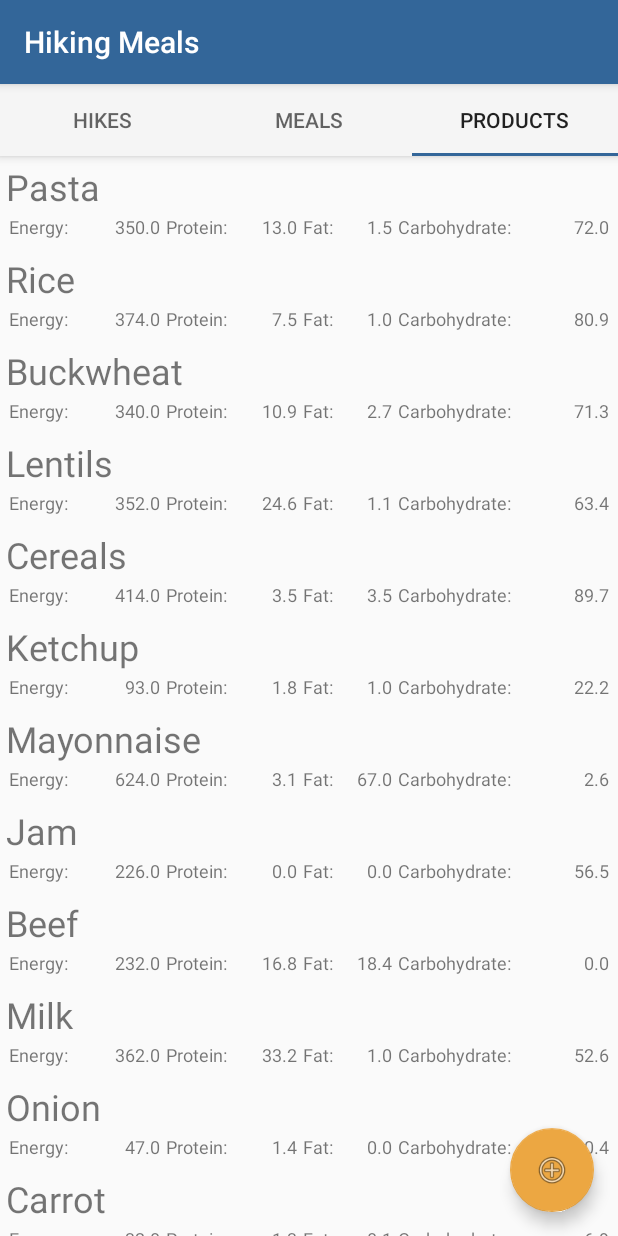
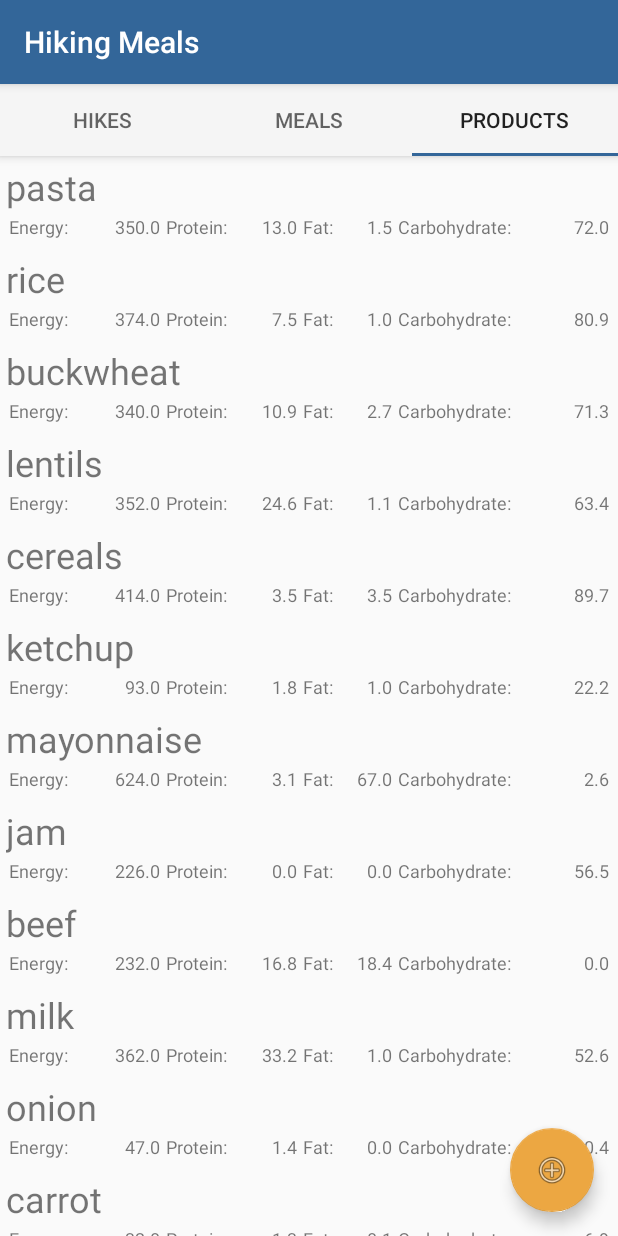
Before and after one commit to seysen/HikingMealsForAndroid, an Android app: the screen it shows after launch (MainActivity), tab 3 chosen, on a phone screen of 412 x 824 dp. Run offline under Robolectric (Android 15) with nearby library versions, the phone set to English and light mode, and no system bars.

Commit message:
Changed initial adding products, meals and hikes to static blocks Fixed issue duplication products after editing

```diff
--- a/app/src/main/java/com/seysen/hikingmealsforandroid/ProductDetailActivity.java
+++ b/app/src/main/java/com/seysen/hikingmealsforandroid/ProductDetailActivity.java
@@ -63,10 +63,15 @@ public class ProductDetailActivity extends AppCompatActivity {
         double mProductProtein = productProtein.getText().toString().equals("")? 0.0: Double.parseDouble(productProtein.getText().toString());
         double mProductFat = productFat.getText().toString().equals("")? 0.0: Double.parseDouble(productFat.getText().toString());
         double mProductCarbohydrate = productCarbohydrate.getText().toString().equals("")? 0.0: Double.parseDouble(productCarbohydrate.getText().toString());
-        Product mProduct = new Product(mProductName,mProductEnergy,mProductProtein,mProductFat,mProductCarbohydrate);
+        //Product mProduct = new Product(mProductName,mProductEnergy,mProductProtein,mProductFat,mProductCarbohydrate);
+        product.setProductName(mProductName);
+        product.setEnergy(mProductEnergy);
+        product.setProtein(mProductProtein);
+        product.setFat(mProductFat);
+        product.setCarbohydrate(mProductCarbohydrate);
         Intent data = new Intent();
         data.putExtra(ID_KEY,position);
-        data.putExtra(PRODUCTNAME,mProduct);
+        data.putExtra(PRODUCTNAME,product);
         setResult(RESULT_OK,data);
         Log.d(TAG, "Set result OK " + RESULT_OK);
         finish();
--- a/app/src/main/java/com/seysen/hikingmealsforandroid/core/Hike.java
+++ b/app/src/main/java/com/seysen/hikingmealsforandroid/core/Hike.java
@@ -5,12 +5,27 @@ import java.util.HashMap;
 
 public class Hike {
     //variables
-    private static ArrayList<Hike> hikes = new ArrayList<Hike>();
+    public static ArrayList<Hike> hikes = new ArrayList<Hike>();
     private String hikeName;
     private int quantity;
     private ArrayList<HikeDay> hikeDays = new ArrayList<HikeDay>();
     private HashMap<Product,Double> shippingChart = new HashMap<Product,Double>();
     //methods
+
+    static {
+        Hike pvd2 = new Hike("pvd 2 days",2,2);
+        for (HikeDay hikeDay: pvd2.getHikeDays()) {
+            hikeDay.addMeal(Meal.getMeal("porridge"));
+            hikeDay.addMeal(Meal.getMeal("sandwich"));
+            hikeDay.addMeal(Meal.getMeal("pilaf"));
+        }
+        Hike pvd6 = new Hike("pvd 6 days",2,6);
+        for (HikeDay hikeDay: pvd2.getHikeDays()) {
+            hikeDay.addMeal(Meal.getMeal("porridge"));
+            hikeDay.addMeal(Meal.getMeal("sandwich"));
+            hikeDay.addMeal(Meal.getMeal("pilaf"));
+        }
+    }
 
     public int getDuration() {
         return hikeDays.size();
@@ -144,7 +159,9 @@ public class Hike {
 
         //methods
         public void addMeal(Meal meal) {
-            meals.add(meal);
+            if (meal!=null) {
+                meals.add(meal);
+            }
         }
 
         public void removeMeal(int index) {
--- a/app/src/main/java/com/seysen/hikingmealsforandroid/core/Meal.java
+++ b/app/src/main/java/com/seysen/hikingmealsforandroid/core/Meal.java
@@ -3,6 +3,8 @@ package com.seysen.hikingmealsforandroid.core;
 import android.os.Parcel;
 import android.os.Parcelable;
 import android.util.Log;
+
+import com.seysen.hikingmealsforandroid.fragments.MealsFragment;
 
 import java.util.ArrayList;
 
@@ -18,6 +20,27 @@ public class Meal implements Parcelable {
     private double fat;
     private double carbohydrate;
     private double weight;
+
+    static {
+        Meal pilaf = new Meal("pilaf");
+        pilaf.addMealProduct(new MealProduct(Product.getProduct("rice"),100));
+        pilaf.addMealProduct(new MealProduct(Product.getProduct("onion"),30));
+        pilaf.addMealProduct(new MealProduct(Product.getProduct("carrot"),30));
+        pilaf.addMealProduct(new MealProduct(Product.getProduct("oil"),10));
+        pilaf.addMealProduct(new MealProduct(Product.getProduct("garlic"),2.5));
+        pilaf.addMealProduct(new MealProduct(Product.getProduct("mayonnaise"),10));
+        pilaf.addMealProduct(new MealProduct(Product.getProduct("ketchup"), 10));
+        meals.add(pilaf);
+        Meal porridge = new Meal("porridge");
+        porridge.addMealProduct(new MealProduct(Product.getProduct("cereals"),70));
+        porridge.addMealProduct(new MealProduct(Product.getProduct("milk"), 25));
+        porridge.addMealProduct(new MealProduct(Product.getProduct("jam"),10));
+        meals.add(porridge);
+        Meal sandwich = new Meal("sandwich");
+        sandwich.addMealProduct(new MealProduct(Product.getProduct("bread"),50));
+        sandwich.addMealProduct(new MealProduct(Product.getProduct("sausage"),80));
+        meals.add(sandwich);
+    }
 
     //Constructors
 
@@ -37,6 +60,29 @@ public class Meal implements Parcelable {
         mealName = in.readString();
         mealProducts = in.createTypedArrayList(MealProduct.CREATOR);
         this.update();
+    }
+
+    public static Meal getMeal(String mealName) {
+        Meal result = null;
+        for (Meal meal: meals) {
+            if (meal.getMealName().equals(mealName)){
+                result=meal;
+            }
+        }
+        return result;
+    }
+
+    public static void updateMeals(Product product) {
+        for (Meal meal:
+             meals) {
+            for (MealProduct mealProduct:
+            meal.getMealProducts()) {
+                if (mealProduct.getProduct().equals(product)) {
+                    meal.update();
+                    MealsFragment.updateList(meal);
+                }
+            }
+        }
     }
 
     @Override
@@ -152,7 +198,9 @@ public class Meal implements Parcelable {
     }
 
     public void addMealProduct(MealProduct product) {
-        this.mealProducts.add(product);
-        this.update();
+        if (product.getProduct()!=null) {
+            this.mealProducts.add(product);
+            this.update();
+        }
     }
 }
--- a/app/src/main/java/com/seysen/hikingmealsforandroid/core/MealProduct.java
+++ b/app/src/main/java/com/seysen/hikingmealsforandroid/core/MealProduct.java
@@ -2,9 +2,11 @@ package com.seysen.hikingmealsforandroid.core;
 
 import android.os.Parcel;
 import android.os.Parcelable;
+import android.util.Log;
 
 public class MealProduct implements Parcelable {
 
+    private final static String TAG = "MealProduct";
     private Product product;//name of the product
     private String productName;
     private double energy;//energy per weight
@@ -15,6 +17,7 @@ public class MealProduct implements Parcelable {
 
     public MealProduct(Product product, double weight) {
         this.product = product;
+        Log.d(TAG,"Product = " + product);
         this.productName = product.getProductName();
         this.weight = weight;
         this.update();
--- a/app/src/main/java/com/seysen/hikingmealsforandroid/core/Product.java
+++ b/app/src/main/java/com/seysen/hikingmealsforandroid/core/Product.java
@@ -25,6 +25,29 @@ public class Product implements Parcelable {
     private static final String PRODUCTFAT = "product_fat";
     private static final String PRODUCTCARBOHYDRATE = "product_carbohydrate";
 
+    static {
+        Product pasta = new Product("pasta",350,13,1.5,72);
+        Product rice = new Product("rice",374,7.51,1.03,80.89);
+        Product buckwheat = new Product("buckwheat",340,10.9,2.7,71.3);
+        Product lentils = new Product("lentils",352,24.63,1.06,63.35);
+        Product cereals = new Product("cereals",414,3.45,3.45,89.66);
+        Product ketchup = new Product("ketchup",93,1.8,1,22.2);
+        Product mayonnaise = new Product("mayonnaise",624,3.1,67,2.6);
+        Product jam = new Product("jam",226,0,0,56.5);
+        Product beef = new Product("beef",232,16.8,18.4,0);
+        Product milk = new Product("milk",362,33.2,1,52.6);
+        Product onion = new Product("onion",47,1.4,0,10.4);
+        Product carrot = new Product("carrot",32,1.3,0.1,6.9);
+        Product garlic = new Product("garlic",134,6.5,0.5,29.9);
+        Product oil = new Product("oil",899,0,99,0);
+        Product cheese = new Product("cheese",330,24,26,0);
+        Product chicken = new Product("chicken",110,23.1,1.2,0);
+        Product candy = new Product("candy", 377,0,0.1,97.5);
+        Product nut = new Product("nut", 653,13,62.6,9.3);
+        Product driedFruits = new Product("driedFruits",215,5.2,0.3,51);
+        Product bread = new Product("bread",264,7.5,2.9,50.9);
+        Product sausage = new Product("sausage",461,24,40.5,0);
+    }
     //Constructor
 
     public Product(String productName, double energy, double protein, double fat, double carbohydrate) {
@@ -67,7 +90,7 @@ public class Product implements Parcelable {
         return products;
     }
 
-    public Product getProduct(String name) {
+    public static Product getProduct(String name) {
         Product result = null;
         for (Product product: products) {
             if (product.getProductName().equals(name)) {
--- a/app/src/main/java/com/seysen/hikingmealsforandroid/fragments/HikesFragment.java
+++ b/app/src/main/java/com/seysen/hikingmealsforandroid/fragments/HikesFragment.java
@@ -25,7 +25,7 @@ public class HikesFragment extends Fragment {
     private static final int RESULT_CANCELED = 1;
     public static final int REQUEST_CREATE_TYPE = 1;
     public static final int REQUEST_EDIT_TYPE = 2;
-    private static ArrayList<Hike> mHikes = new ArrayList<>();
+    private static ArrayList<Hike> mHikes;
 
     public HikesFragment() {
         // Required empty public constructor
@@ -39,7 +39,8 @@ public class HikesFragment extends Fragment {
         View view = inflater.inflate(R.layout.fragment_hikes, container, false);
         hikeList = view.findViewById(R.id.hikes);
         hikeList.setLayoutManager(new LinearLayoutManager(hikeList.getContext()));
-        initHikes();
+        //initHikes();
+        mHikes = Hike.getHikes();
         adapter = new HikeAdapter(Objects.requireNonNull(getActivity()),mHikes);
         hikeList.setAdapter(adapter);
 
--- a/app/src/main/java/com/seysen/hikingmealsforandroid/fragments/MealsFragment.java
+++ b/app/src/main/java/com/seysen/hikingmealsforandroid/fragments/MealsFragment.java
@@ -38,10 +38,16 @@ public class MealsFragment extends Fragment implements Datable {
     public static final String ENERGY = "energy";
     public static final String PROTEIN = "protein";
     public static final String FAT = "fat";
-    private static ArrayList<Meal> mMeals = new ArrayList<>();
+    private static ArrayList<Meal> mMeals;
 
     public MealsFragment() {
         // Required empty public constructor
+    }
+
+    //todo update meal item on updating product
+    public static void updateList(Meal meal) {
+        //mMeals.set(mMeals.indexOf(meal),meal);
+        //adapter.notifyDataSetChanged();
     }
 
     @Override
@@ -50,7 +56,8 @@ public class MealsFragment extends Fragment implements Datable {
         View view = inflater.inflate(R.layout.fragment_meals, container, false);
         mealList = view.findViewById(R.id.meals);
         mealList.setLayoutManager(new LinearLayoutManager(mealList.getContext()));
-        initMeals();
+        //initMeals();
+        mMeals = Meal.getMeals();
         adapter = new MealAdapter(Objects.requireNonNull(getActivity()),mMeals);
         mealList.setAdapter(adapter);
 
@@ -117,27 +124,27 @@ public class MealsFragment extends Fragment implements Datable {
         adapter.notifyDataSetChanged();
     }
 
-    private void initMeals() {
+    /*private void initMeals() {
         if (mMeals.isEmpty()) {
             Meal pilaf = new Meal("Pilaf");
-            pilaf.addMealProduct(new MealProduct(new Product("Rice", 374, 7.51, 1.03, 80.89),100));
-            pilaf.addMealProduct(new MealProduct(new Product("Onion", 47, 1.4, 0, 10.4),30));
-            pilaf.addMealProduct(new MealProduct(new Product("Carrot", 32, 1.3, 0.1, 6.9),30));
-            pilaf.addMealProduct(new MealProduct(new Product("Oil", 899, 0, 99, 0),10));
-            pilaf.addMealProduct(new MealProduct(new Product("Garlic", 134, 6.5, 0.5, 29.9),2.5));
-            pilaf.addMealProduct(new MealProduct(new Product("Mayonnaise", 624, 3.1, 67, 2.6),10));
-            pilaf.addMealProduct(new MealProduct(new Product("Ketchup", 93, 1.8, 1, 22.2), 10));
+            pilaf.addMealProduct(new MealProduct(Product.getProduct("Rice"),100));
+            pilaf.addMealProduct(new MealProduct(Product.getProduct("Onion"),30));
+            pilaf.addMealProduct(new MealProduct(Product.getProduct("Carrot"),30));
+            pilaf.addMealProduct(new MealProduct(Product.getProduct("Oil"),10));
+            pilaf.addMealProduct(new MealProduct(Product.getProduct("Garlic"),2.5));
+            pilaf.addMealProduct(new MealProduct(Product.getProduct("Mayonnaise"),10));
+            pilaf.addMealProduct(new MealProduct(Product.getProduct("Ketchup"), 10));
             mMeals.add(pilaf);
             Meal porridge = new Meal("Porridge");
-            porridge.addMealProduct(new MealProduct(new Product("Cereals", 414, 3.45, 3.45, 89.66),70));
-            porridge.addMealProduct(new MealProduct(new Product("Milk", 362, 33.2, 1, 52.6), 25));
-            porridge.addMealProduct(new MealProduct(new Product("Jam", 226, 0, 0, 56.5),10));
+            porridge.addMealProduct(new MealProduct(Product.getProduct("Cereals"),70));
+            porridge.addMealProduct(new MealProduct(Product.getProduct("Milk"), 25));
+            porridge.addMealProduct(new MealProduct(Product.getProduct("Jam"),10));
             mMeals.add(porridge);
             Meal sandwich = new Meal("Sandwich");
-            sandwich.addMealProduct(new MealProduct(new Product("Bread", 264, 7.5, 2.9, 50.9),50));
-            sandwich.addMealProduct(new MealProduct(new Product("Sausage", 461, 24, 40.5, 0),80));
+            sandwich.addMealProduct(new MealProduct(Product.getProduct("Bread"),50));
+            sandwich.addMealProduct(new MealProduct(Product.getProduct("Sausage"),80));
             mMeals.add(sandwich);
         }
-    }
+    }*/
 
 }
--- a/app/src/main/java/com/seysen/hikingmealsforandroid/fragments/ProductsFragment.java
+++ b/app/src/main/java/com/seysen/hikingmealsforandroid/fragments/ProductsFragment.java
@@ -10,6 +10,7 @@ import android.view.LayoutInflater;
 import android.view.View;
 import android.view.ViewGroup;
 
+import com.seysen.hikingmealsforandroid.core.Meal;
 import com.seysen.hikingmealsforandroid.helper.CustomDialogFragment;
 import com.seysen.hikingmealsforandroid.helper.Datable;
 import com.seysen.hikingmealsforandroid.ProductDetailActivity;
@@ -35,7 +36,7 @@ public class ProductsFragment extends Fragment implements Datable {
     public static final String ENERGY = "energy";
     public static final String PROTEIN = "protein";
     public static final String FAT = "fat";
-    private static ArrayList<Product> mProducts = new ArrayList<>();
+    private static ArrayList<Product> mProducts;
 
     public ProductsFragment() {
         // Required empty public constructor
@@ -48,7 +49,8 @@ public class ProductsFragment extends Fragment implements Datable {
         View view = inflater.inflate(R.layout.fragment_products, container, false);
         productList = view.findViewById(R.id.products);
         productList.setLayoutManager(new LinearLayoutManager(productList.getContext()));
-        initProducts();
+        //initProducts();
+        mProducts = Product.getProducts();
         adapter = new ProductAdapter(Objects.requireNonNull(getActivity()),mProducts);
         productList.setAdapter(adapter);
 
@@ -93,7 +95,14 @@ public class ProductsFragment extends Fragment implements Datable {
                 Log.d(TAG, "Result OK");
                 int position = data.getIntExtra(ID_KEY,0);
                 Product mProduct = data.getParcelableExtra(PRODUCTNAME);
-                mProducts.set(position,mProduct);
+                //mProducts.set(position,mProduct);
+                Product product = mProducts.get(position);
+                product.setProductName(mProduct.getProductName());
+                product.setEnergy(mProduct.getEnergy());
+                product.setProtein(mProduct.getProtein());
+                product.setCarbohydrate(mProduct.getCarbohydrate());
+                product.setFat(mProduct.getFat());
+                Meal.updateMeals(product);
             }
             else{
                 Log.d(TAG, "Edit canceled");
@@ -136,7 +145,7 @@ public class ProductsFragment extends Fragment implements Datable {
         }
     }*/
 
-    private void initProducts() {
+    /*private void initProducts() {
         if (mProducts.isEmpty()) {
             Log.d(TAG,"Init Products");
             mProducts.add(new Product("Pasta", 350, 13, 1.5, 72));
@@ -158,6 +167,6 @@ public class ProductsFragment extends Fragment implements Datable {
             mProducts.add(new Product("Bread", 264, 7.5, 2.9, 50.9));
             mProducts.add(new Product("Sausage", 461, 24, 40.5, 0));
         }
-    }
+    }*/
 
 }
--- a/app/src/main/java/com/seysen/hikingmealsforandroid/helper/HikeAdapter.java
+++ b/app/src/main/java/com/seysen/hikingmealsforandroid/helper/HikeAdapter.java
@@ -34,8 +34,8 @@ public class HikeAdapter extends RecyclerView.Adapter<HikeAdapter.HikeViewHolder
     public void onBindViewHolder(@NonNull HikeViewHolder hikeViewHolder, int i) {
         Hike hike = hikes.get(i);
         hikeViewHolder.hikeView.setText(hike.getHikeName());
-        hikeViewHolder.durationView.setText(hike.getDuration());
-        hikeViewHolder.quantityView.setText(hike.getQuantity());
+        hikeViewHolder.durationView.setText(String.format("%d", + hike.getDuration()).replace(",", "."));
+        hikeViewHolder.quantityView.setText(String.format("%d", + hike.getQuantity()).replace(",", "."));
         //hikeViewHolder.weightView.setText(hike.getWeight());
         //hikeViewHolder.personWeightView.setText(hike.getWeight()/hike.getQuantity());
     }
```
